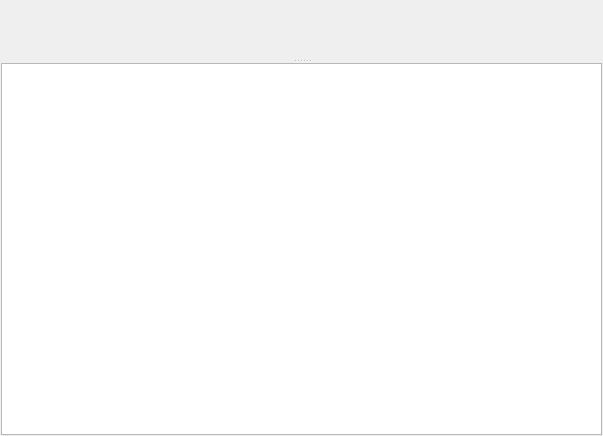
grigp/a-analyser, file client_widgets/database_widgets/dynamicautowidget.ui: the form before one commit.
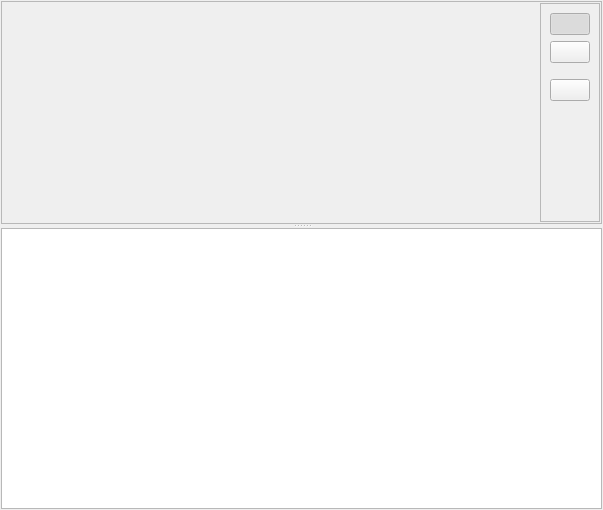
The form after the commit. Icons and pictures are not drawn. Custom widgets are drawn as their Qt base class.

Patch:
```diff
--- a/client_widgets/database_widgets/dynamicautowidget.ui
+++ b/client_widgets/database_widgets/dynamicautowidget.ui
@@ -7,7 +7,7 @@
     <x>0</x>
     <y>0</y>
     <width>603</width>
-    <height>436</height>
+    <height>510</height>
    </rect>
   </property>
   <property name="windowTitle">
@@ -34,13 +34,174 @@
      <property name="orientation">
       <enum>Qt::Vertical</enum>
      </property>
-     <widget class="DynamicDiagram" name="wgtDynamic" native="true">
+     <widget class="QFrame" name="frDynamic">
       <property name="sizePolicy">
        <sizepolicy hsizetype="Preferred" vsizetype="Preferred">
         <horstretch>0</horstretch>
         <verstretch>1</verstretch>
        </sizepolicy>
       </property>
+      <property name="frameShape">
+       <enum>QFrame::StyledPanel</enum>
+      </property>
+      <property name="frameShadow">
+       <enum>QFrame::Raised</enum>
+      </property>
+      <layout class="QHBoxLayout" name="horizontalLayout">
+       <property name="spacing">
+        <number>1</number>
+       </property>
+       <property name="leftMargin">
+        <number>1</number>
+       </property>
+       <property name="topMargin">
+        <number>1</number>
+       </property>
+       <property name="rightMargin">
+        <number>1</number>
+       </property>
+       <property name="bottomMargin">
+        <number>1</number>
+       </property>
+       <item>
+        <widget class="DynamicDiagram" name="wgtDynamic" native="true">
+         <property name="sizePolicy">
+          <sizepolicy hsizetype="Preferred" vsizetype="Preferred">
+           <horstretch>0</horstretch>
+           <verstretch>1</verstretch>
+          </sizepolicy>
+         </property>
+        </widget>
+       </item>
+       <item>
+        <widget class="QFrame" name="frTools">
+         <property name="sizePolicy">
+          <sizepolicy hsizetype="Fixed" vsizetype="Preferred">
+           <horstretch>0</horstretch>
+           <verstretch>0</verstretch>
+          </sizepolicy>
+         </property>
+         <property name="frameShape">
+          <enum>QFrame::StyledPanel</enum>
+         </property>
+         <property name="frameShadow">
+          <enum>QFrame::Raised</enum>
+         </property>
+         <layout class="QVBoxLayout" name="verticalLayout_2">
+          <item>
+           <widget class="QPushButton" name="btnGraph">
+            <property name="toolTip">
+             <string>Показать в виде графика</string>
+            </property>
+            <property name="statusTip">
+             <string/>
+            </property>
+            <property name="text">
+             <string/>
+            </property>
+            <property name="icon">
+             <iconset resource="../../kernel.qrc">
+              <normaloff>:/images/Dynamic/DynAsGraph.png</normaloff>:/images/Dynamic/DynAsGraph.png</iconset>
+            </property>
+            <property name="iconSize">
+             <size>
+              <width>20</width>
+              <height>20</height>
+             </size>
+            </property>
+            <property name="checkable">
+             <bool>true</bool>
+            </property>
+            <property name="checked">
+             <bool>true</bool>
+            </property>
+           </widget>
+          </item>
+          <item>
+           <widget class="QPushButton" name="btnBar">
+            <property name="toolTip">
+             <string>Показать в виде гистограммы</string>
+            </property>
+            <property name="statusTip">
+             <string/>
+            </property>
+            <property name="text">
+             <string/>
+            </property>
+            <property name="icon">
+             <iconset resource="../../kernel.qrc">
+              <normaloff>:/images/Dynamic/DynAsBar.png</normaloff>:/images/Dynamic/DynAsBar.png</iconset>
+            </property>
+            <property name="iconSize">
+             <size>
+              <width>20</width>
+              <height>20</height>
+             </size>
+            </property>
+            <property name="checkable">
+             <bool>true</bool>
+            </property>
+           </widget>
+          </item>
+          <item>
+           <spacer name="verticalSpacer">
+            <property name="orientation">
+             <enum>Qt::Vertical</enum>
+            </property>
+            <property name="sizeType">
+             <enum>QSizePolicy::Fixed</enum>
+            </property>
+            <property name="sizeHint" stdset="0">
+             <size>
+              <width>20</width>
+              <height>10</height>
+             </size>
+            </property>
+           </spacer>
+          </item>
+          <item>
+           <widget class="QPushButton" name="btn3D">
+            <property name="toolTip">
+             <string>Объемное представление</string>
+            </property>
+            <property name="statusTip">
+             <string/>
+            </property>
+            <property name="text">
+             <string/>
+            </property>
+            <property name="icon">
+             <iconset resource="../../kernel.qrc">
+              <normaloff>:/images/Dynamic/Dyn3D.png</normaloff>:/images/Dynamic/Dyn3D.png</iconset>
+            </property>
+            <property name="iconSize">
+             <size>
+              <width>20</width>
+              <height>20</height>
+             </size>
+            </property>
+            <property name="checkable">
+             <bool>true</bool>
+            </property>
+           </widget>
+          </item>
+          <item>
+           <spacer name="verticalSpacer_2">
+            <property name="orientation">
+             <enum>Qt::Vertical</enum>
+            </property>
+            <property name="sizeHint" stdset="0">
+             <size>
+              <width>20</width>
+              <height>40</height>
+             </size>
+            </property>
+           </spacer>
+          </item>
+         </layout>
+        </widget>
+       </item>
+      </layout>
      </widget>
      <widget class="QTreeView" name="treeView">
       <property name="sizePolicy">
```
Left out of the diff: 61 changed lines with no effect on the pictures.
